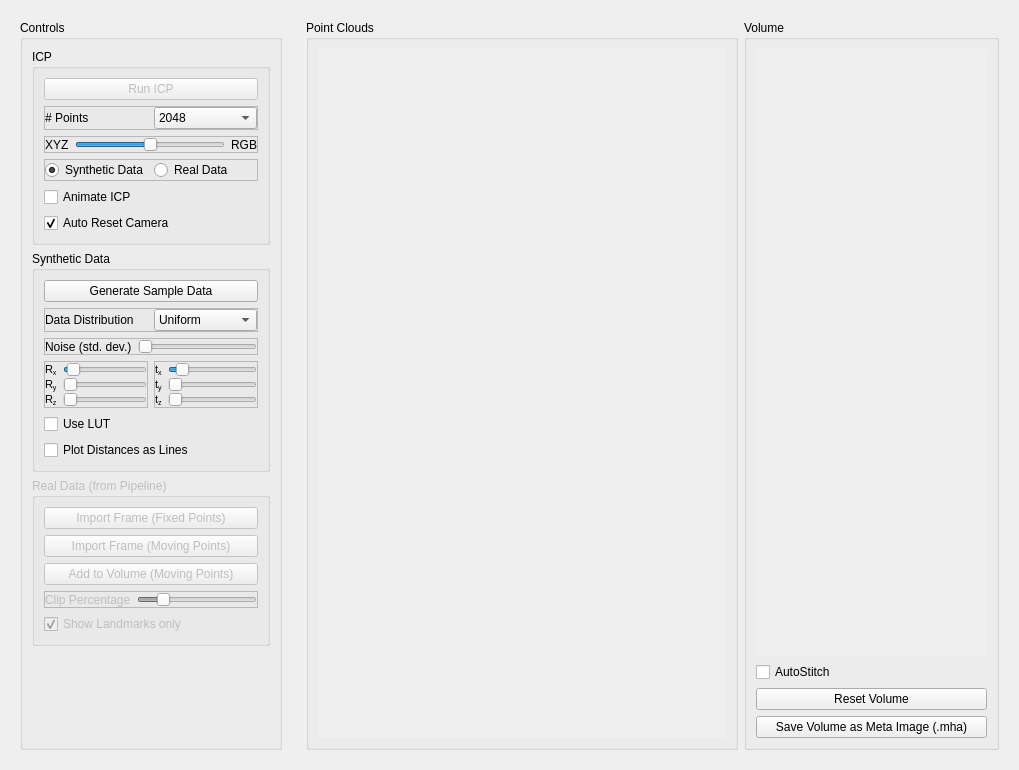
Above: master/project/FastICP/FastICPWidget.ui from anygo/uniprojectsdn before the change. Below: the same form after it.
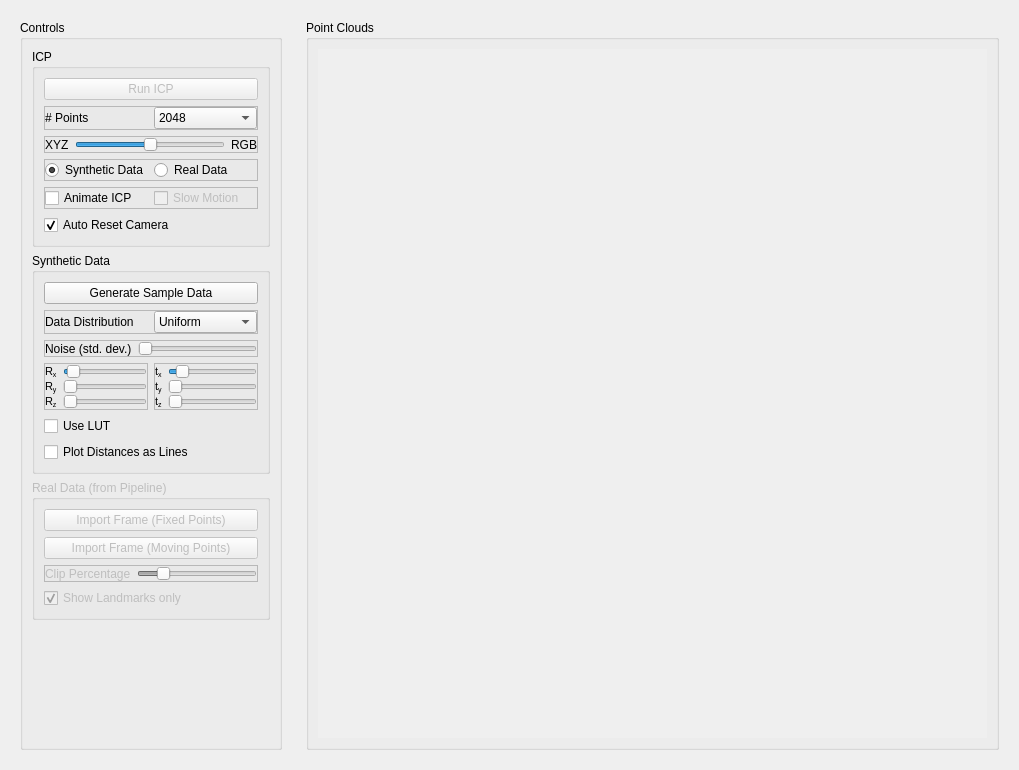
That is the form after the change. Custom widgets are drawn as their Qt base class.

Patch:
```diff
--- a/master/project/FastICP/FastICPWidget.ui
+++ b/master/project/FastICP/FastICPWidget.ui
@@ -212,10 +212,35 @@
              </widget>
             </item>
             <item>
-             <widget class="QCheckBox" name="m_CheckBoxAnimate">
-              <property name="text">
-               <string>Animate ICP</string>
+             <widget class="QFrame" name="frame_10">
+              <property name="frameShape">
+               <enum>QFrame::StyledPanel</enum>
               </property>
+              <property name="frameShadow">
+               <enum>QFrame::Raised</enum>
+              </property>
+              <layout class="QHBoxLayout" name="horizontalLayout_9">
+               <property name="margin">
+                <number>0</number>
+               </property>
+               <item>
+                <widget class="QCheckBox" name="m_CheckBoxAnimate">
+                 <property name="text">
+                  <string>Animate ICP</string>
+                 </property>
+                </widget>
+               </item>
+               <item>
+                <widget class="QCheckBox" name="m_CheckBoxAnimateICPSlowMotion">
+                 <property name="enabled">
+                  <bool>false</bool>
+                 </property>
+                 <property name="text">
+                  <string>Slow Motion</string>
+                 </property>
+                </widget>
+               </item>
+              </layout>
              </widget>
             </item>
             <item>
@@ -568,13 +593,6 @@
               </property>
              </widget>
             </item>
-            <item>
-             <widget class="QPushButton" name="m_PushButtonAddToVolume">
-              <property name="text">
-               <string>Add to Volume (Moving Points)</string>
-              </property>
-             </widget>
-            </item>
             <item>
              <widget class="QFrame" name="frame_9">
               <property name="frameShape">
@@ -685,79 +703,6 @@
         </layout>
        </widget>
       </item>
-      <item row="0" column="1">
-       <widget class="QGroupBox" name="m_GroupBoxVolumeVisualization">
-        <property name="enabled">
-         <bool>true</bool>
-        </property>
-        <property name="title">
-         <string>Volume</string>
-        </property>
-        <layout class="QVBoxLayout" name="verticalLayout_5">
-         <item>
-          <widget class="ritk::VisualizationWidget3D" name="m_VisualizationWidget3DVolume" native="true">
-           <property name="sizePolicy">
-            <sizepolicy hsizetype="Expanding" vsizetype="Expanding">
-             <horstretch>0</horstretch>
-             <verstretch>0</verstretch>
-            </sizepolicy>
-           </property>
-           <property name="minimumSize">
-            <size>
-             <width>100</width>
-             <height>100</height>
-            </size>
-           </property>
-           <property name="maximumSize">
-            <size>
-             <width>10000</width>
-             <height>10000</height>
-            </size>
-           </property>
-           <property name="statusTip">
-            <string/>
-           </property>
-           <property name="autoFillBackground">
-            <bool>true</bool>
-           </property>
-          </widget>
-         </item>
-         <item>
-          <widget class="QCheckBox" name="m_CheckBoxAutoStitch">
-           <property name="text">
-            <string>AutoStitch</string>
-           </property>
-          </widget>
-         </item>
-         <item>
-          <widget class="QPushButton" name="m_PushButtonResetVolume">
-           <property name="text">
-            <string>Reset Volume</string>
-           </property>
-          </widget>
-         </item>
-         <item>
-          <widget class="QWidget" name="widget" native="true">
-           <layout class="QHBoxLayout" name="horizontalLayout_9">
-            <property name="margin">
-             <number>0</number>
-            </property>
-            <item>
-             <widget class="QPushButton" name="m_PushButtonSaveVolume">
-              <property name="focusPolicy">
-               <enum>Qt::StrongFocus</enum>
-              </property>
-              <property name="text">
-               <string>Save Volume as Meta Image (.mha)</string>
-              </property>
-             </widget>
-            </item>
-           </layout>
-          </widget>
-         </item>
-        </layout>
-       </widget>
-      </item>
      </layout>
     </widget>
    </item>
```
Left out of the diff: 36 changed lines with no effect on the pictures.
